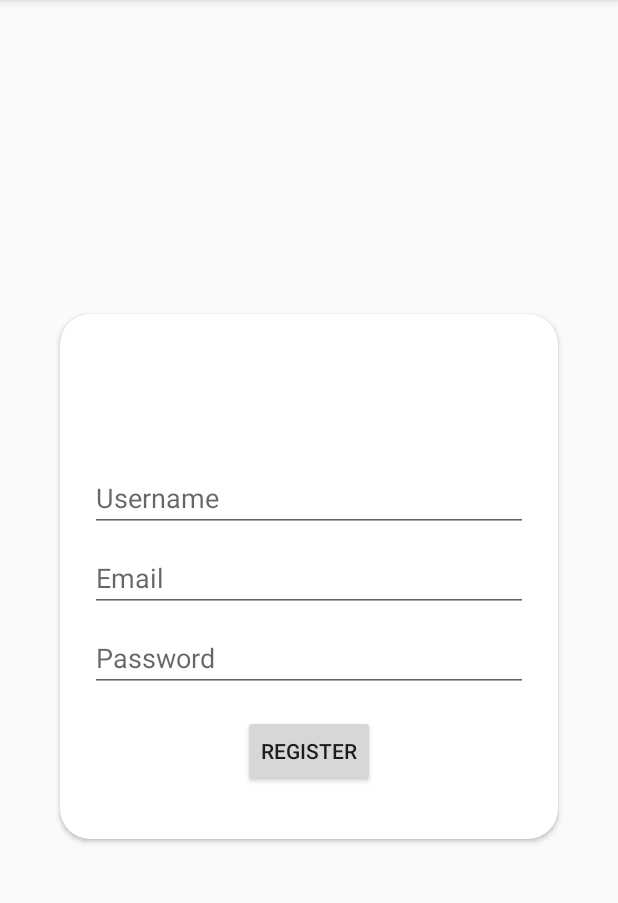
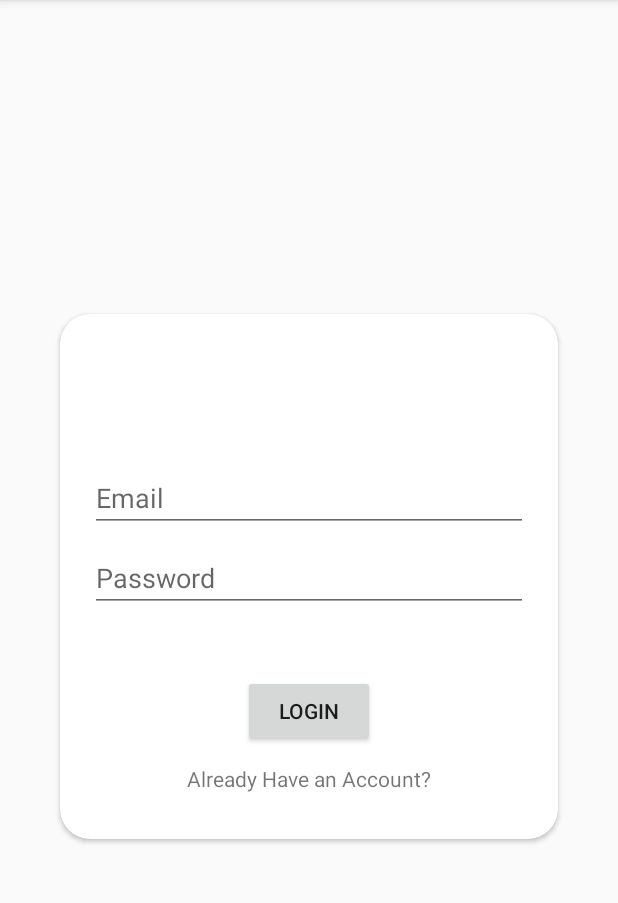
Before and after one commit to RuanOW/bloghoginclass, an Android app: the screen it shows after launch (MainActivity), on a phone screen of 412 x 824 dp, the part 84-987 px from its top. Run offline under Robolectric (Android 15) with nearby library versions, the phone set to English and light mode, and no system bars; our stand-ins replace Firebase (no records; nobody signed in at launch, a user with empty details on screens opened directly), data binding.

Commit message:
Finalised the login

```diff
--- a/app/src/main/java/com/example/bloghoginclass/HomeFragment.kt
+++ b/app/src/main/java/com/example/bloghoginclass/HomeFragment.kt
@@ -27,7 +27,7 @@ class HomeFragment : Fragment() {
             val firebaseUser = firebaseAuth.currentUser
             if (firebaseUser == null) {
                 Log.d("Authentication", "This user is not logged in")
-                findNavController().navigate(R.id.action_homeFragment_to_registerFragment2)
+                findNavController().navigate(R.id.loginFragment)
             }
         }
 
--- a/app/src/main/java/com/example/bloghoginclass/LoginFragment.kt
+++ b/app/src/main/java/com/example/bloghoginclass/LoginFragment.kt
@@ -1,18 +1,48 @@
 package com.example.bloghoginclass
 
 import android.os.Bundle
+import android.util.Log
 import androidx.fragment.app.Fragment
 import android.view.LayoutInflater
 import android.view.View
 import android.view.ViewGroup
+import android.widget.Toast
+import androidx.databinding.DataBindingUtil
+import androidx.navigation.fragment.findNavController
+import com.example.bloghoginclass.databinding.FragmentLoginBinding
+import com.google.firebase.auth.FirebaseAuth
+import com.google.firebase.auth.ktx.auth
+import com.google.firebase.ktx.Firebase
 
 class LoginFragment : Fragment() {
+
+    private lateinit var auth: FirebaseAuth
+    private lateinit var binding: FragmentLoginBinding
 
     override fun onCreateView(
         inflater: LayoutInflater, container: ViewGroup?,
         savedInstanceState: Bundle?
     ): View? {
         // Inflate the layout for this fragment
-        return inflater.inflate(R.layout.fragment_login, container, false)
+
+        auth = Firebase.auth
+        binding = DataBindingUtil.inflate(inflater,R.layout.fragment_login, container, false)
+
+        binding.loginSubmit.setOnClickListener {
+            auth.signInWithEmailAndPassword(binding.loginEmail.text.toString().trim(), binding.loginPassword.text.toString().trim())
+                .addOnSuccessListener {
+                    Log.d("Authentication", "The user was logged in successfully")
+                    findNavController().navigate(R.id.action_loginFragment_to_homeFragment)
+                }
+                .addOnFailureListener {
+                    Toast.makeText(context, "Failed to login: ${it.message}", Toast.LENGTH_SHORT).show()
+                }
+        }
+
+        binding.gotoRegisterFragment.setOnClickListener {
+            findNavController().navigate(R.id.action_loginFragment_to_registerFragment)
+        }
+
+        return binding.root
     }
 }
--- a/app/src/main/res/layout/fragment_login.xml
+++ b/app/src/main/res/layout/fragment_login.xml
@@ -1,14 +1,84 @@
 <?xml version="1.0" encoding="utf-8"?>
-<FrameLayout xmlns:android="http://schemas.android.com/apk/res/android"
+<layout xmlns:android="http://schemas.android.com/apk/res/android"
+    xmlns:app="http://schemas.android.com/apk/res-auto"
     xmlns:tools="http://schemas.android.com/tools"
-    android:layout_width="match_parent"
-    android:layout_height="match_parent"
     tools:context=".LoginFragment">
 
-    <!-- TODO: Update blank fragment layout -->
-    <TextView
+    <androidx.constraintlayout.widget.ConstraintLayout
+        android:id="@+id/registerLayout"
         android:layout_width="match_parent"
         android:layout_height="match_parent"
-        android:text="@string/hello_blank_fragment" />
+        >
 
-</FrameLayout>
+        <androidx.cardview.widget.CardView
+            android:layout_width="match_parent"
+            android:layout_height="350dp"
+            android:layout_margin="40dp"
+            app:layout_constraintBottom_toBottomOf="parent"
+            app:layout_constraintEnd_toEndOf="parent"
+            app:layout_constraintStart_toStartOf="parent"
+            app:layout_constraintTop_toTopOf="parent"
+            app:cardCornerRadius="20dp"
+            >
+
+            <androidx.constraintlayout.widget.ConstraintLayout
+                android:layout_width="match_parent"
+                android:layout_height="match_parent"
+                android:padding="20dp">
+
+
+                <EditText
+                    android:id="@+id/loginEmail"
+                    android:layout_width="match_parent"
+                    android:layout_height="wrap_content"
+                    android:layout_marginTop="80dp"
+                    android:ems="10"
+                    android:hint="Email"
+                    android:inputType="textEmailAddress"
+                    app:layout_constraintEnd_toEndOf="parent"
+                    app:layout_constraintStart_toStartOf="parent"
+                    app:layout_constraintTop_toTopOf="parent" />
+
+                <EditText
+                    android:id="@+id/loginPassword"
+                    android:layout_width="match_parent"
+                    android:layout_height="wrap_content"
+                    android:layout_marginTop="8dp"
+                    android:ems="10"
+                    android:hint="Password"
+                    android:inputType="textPassword"
+                    app:layout_constraintEnd_toEndOf="@+id/loginEmail"
+                    app:layout_constraintStart_toStartOf="@+id/loginEmail"
+                    app:layout_constraintTop_toBottomOf="@+id/loginEmail" />
+
+                <Button
+                    android:id="@+id/loginSubmit"
+                    android:layout_width="wrap_content"
+                    android:layout_height="wrap_content"
+                    android:text="Login"
+                    app:layout_constraintBottom_toBottomOf="parent"
+                    app:layout_constraintEnd_toEndOf="parent"
+                    app:layout_constraintStart_toStartOf="parent"
+                    app:layout_constraintTop_toBottomOf="@+id/loginPassword" />
+
+                <TextView
+                    android:id="@+id/gotoRegisterFragment"
+                    android:layout_width="wrap_content"
+                    android:layout_height="wrap_content"
+                    android:text="Already Have an Account?"
+                    app:layout_constraintBottom_toBottomOf="parent"
+                    app:layout_constraintEnd_toEndOf="parent"
+                    app:layout_constraintStart_toStartOf="parent"
+                    app:layout_constraintTop_toBottomOf="@+id/loginSubmit" />
+
+            </androidx.constraintlayout.widget.ConstraintLayout>
+
+
+
+
+
+        </androidx.cardview.widget.CardView>
+
+
+    </androidx.constraintlayout.widget.ConstraintLayout>
+</layout>
--- a/app/src/main/res/navigation/navigation.xml
+++ b/app/src/main/res/navigation/navigation.xml
@@ -13,6 +13,9 @@
         <action
             android:id="@+id/action_homeFragment_to_registerFragment2"
             app:destination="@id/registerFragment" />
+        <action
+            android:id="@+id/action_homeFragment_to_loginFragment"
+            app:destination="@id/loginFragment" />
     </fragment>
     <fragment
         android:id="@+id/registerFragment"
@@ -23,4 +26,16 @@
             android:id="@+id/action_registerFragment_to_homeFragment"
             app:destination="@id/homeFragment" />
     </fragment>
+    <fragment
+        android:id="@+id/loginFragment"
+        android:name="com.example.bloghoginclass.LoginFragment"
+        android:label="fragment_login"
+        tools:layout="@layout/fragment_login" >
+        <action
+            android:id="@+id/action_loginFragment_to_registerFragment"
+            app:destination="@id/registerFragment" />
+        <action
+            android:id="@+id/action_loginFragment_to_homeFragment"
+            app:destination="@id/homeFragment" />
+    </fragment>
 </navigation>
```
